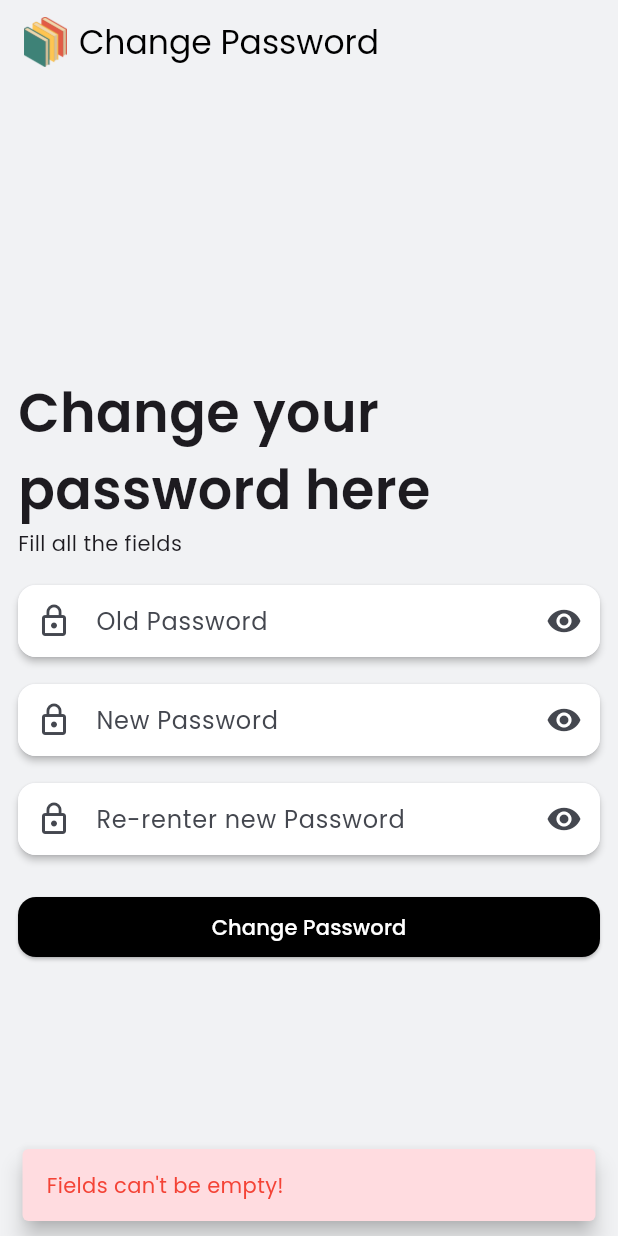
After one commit to PBP-A14/Project-UAS, a Flutter app: the PasswordFormPage screen opened directly, after a tap on "Change Password", on a phone screen of 412 x 824 dp. The commit adds this screen. Run offline on Flutter 3.47's test engine with Material 3 defaults, Android fonts, the phone set to English and light mode, and no system bars; our stand-ins replace google_fonts, google_nav_bar, page_transition, shared_preferences; accounts and stored records are empty; network calls fail.

Commit message:
added change password

```diff
--- a/lib/pages/home/book_list_page.dart
+++ b/lib/pages/home/book_list_page.dart
@@ -197,7 +197,7 @@ class _BookListPageState extends State<BookListPage> {
                             shrinkWrap: true,
                             children:
                                 List.generate(data.result.length, (index) {
-                              var book = data.result[index].fields;
+                              var book = data.result[index];
                               return BookCard(
                                 book: book,
                               );
--- a/lib/pages/profile_page.dart
+++ b/lib/pages/profile_page.dart
@@ -1,6 +1,7 @@
 import 'package:elibrary/data/model/home_book_model.dart';
 import 'package:elibrary/pages/authentication/login_user.dart';
 import 'package:elibrary/widgets/book_tile.dart';
+import 'package:elibrary/widgets/password_form.dart';
 import 'package:flutter/material.dart';
 import 'dart:convert';
 import 'package:http/http.dart' as http;
@@ -50,20 +51,46 @@ class _ProfilePageState extends State<ProfilePage> {
             return Center(child: CircularProgressIndicator());
           } else if (snapshot.hasError) {
             return Center(child: Text('Error: ${snapshot.error}'));
-          } else if (!snapshot.hasData || snapshot.data!.isEmpty) {
+          } else if (!snapshot.hasData ||
+              snapshot.data!.isEmpty ||
+              snapshot.data == null) {
             return Center(
-              child: Text(
-                "Tidak ada data produk.",
-                style: TextStyle(color: Color(0xff59A5D8), fontSize: 20),
-              ),
+                child: Column(
+              mainAxisAlignment: MainAxisAlignment.center,
+              children: [
+                Text(
+                  "Tidak ada data produk.",
+                  style: TextStyle(color: Colors.grey, fontSize: 20),
+                ),
+                ElevatedButton(
+                    onPressed: () => Navigator.push(
+                        context,
+                        MaterialPageRoute(
+                            builder: (context) => const PasswordFormPage())),
+                    child: Text('Change Password'))
+              ],
+            ));
+          } else {
+            return Column(
+              children: [
+                Text(
+                  'Your Reading History',
+                  style: TextStyle(color: Colors.grey, fontSize: 20),
+                ),
+                ListView.builder(
+                  shrinkWrap: true,
+                  itemCount: snapshot.data!.length,
+                  itemBuilder: (context, index) =>
+                      BookTile(book: snapshot.data![index]),
+                ),
+                ElevatedButton(
+                    onPressed: () => Navigator.push(
+                        context,
+                        MaterialPageRoute(
+                            builder: (context) => const PasswordFormPage())),
+                    child: Text('Change Password'))
+              ],
             );
-          } else {
-            return ListView.builder(
-                itemCount: snapshot.data!.length,
-                itemBuilder: (_, index) {
-                  var book = snapshot.data![index];
-                  return BookTile(book: book);
-                });
           }
         },
       ),
--- /dev/null
+++ b/lib/widgets/password_form.dart
@@ -0,0 +1,243 @@
+import 'package:elibrary/navigation_menu.dart';
+import 'package:elibrary/pages/authentication/login_user.dart';
+import 'package:elibrary/pages/authentication/register_page.dart';
+import 'package:flutter/material.dart';
+import 'package:flutter/services.dart';
+// import 'package:pbp_django_auth/pbp_django_auth.dart';
+import 'package:provider/provider.dart';
+import '../../auth/auth.dart';
+
+class PasswordFormPage extends StatefulWidget {
+  static const routeName = '/login';
+
+  const PasswordFormPage({super.key});
+
+  @override
+  State<PasswordFormPage> createState() => _PasswordFormPageState();
+}
+
+class _PasswordFormPageState extends State<PasswordFormPage> {
+  TextEditingController _old_passwordController = TextEditingController();
+  TextEditingController _new_password1 = TextEditingController();
+  TextEditingController _new_password2 = TextEditingController();
+  bool _isObscure = true;
+  bool _isObscure2 = true;
+  bool _isObscure3 = true;
+
+  @override
+  Widget build(BuildContext context) {
+    final request = context.watch<CookieRequest>();
+    return SafeArea(
+      child: WillPopScope(
+        onWillPop: () async {
+          SystemNavigator.pop;
+          return false;
+        },
+        child: Scaffold(
+          appBar: AppBar(
+            title: Row(
+              children: [
+                Image.asset(
+                  'assets/images/E-Lib.png',
+                  scale: 24,
+                ),
+                const Padding(
+                  padding: EdgeInsets.all(8.0),
+                  child: Text('Change Password'),
+                ),
+              ],
+            ),
+            centerTitle: false,
+            automaticallyImplyLeading: false,
+          ),
+          body: Column(
+            mainAxisAlignment: MainAxisAlignment.center,
+            crossAxisAlignment: CrossAxisAlignment.start,
+            children: [
+              const Padding(
+                padding: EdgeInsets.fromLTRB(12, 12, 12, 0),
+                child: Text(
+                  'Change your password here',
+                  style: TextStyle(
+                    fontSize: 36,
+                    fontWeight: FontWeight.w600,
+                  ),
+                ),
+              ),
+              const Padding(
+                padding: EdgeInsets.fromLTRB(12, 0, 12, 12),
+                child: Text('Fill all the fields'),
+              ),
+              Padding(
+                padding: const EdgeInsets.fromLTRB(12, 6, 12, 12),
+                child: Material(
+                  elevation: 2,
+                  borderRadius: BorderRadius.circular(12),
+                  child: TextField(
+                    controller: _old_passwordController,
+                    decoration: InputDecoration(
+                      prefixIcon: const Icon(Icons.lock_outline),
+                      hintText: 'Old Password',
+                      suffixIcon: IconButton(
+                        icon: Icon(
+                          _isObscure ? Icons.visibility : Icons.visibility_off,
+                        ),
+                        onPressed: () {
+                          setState(() {
+                            _isObscure = !_isObscure;
+                          });
+                        },
+                      ),
+                    ),
+                    obscureText: _isObscure,
+                  ),
+                ),
+              ),
+              Padding(
+                padding: const EdgeInsets.fromLTRB(12, 6, 12, 12),
+                child: Material(
+                  elevation: 2,
+                  borderRadius: BorderRadius.circular(12),
+                  child: TextField(
+                    controller: _new_password1,
+                    decoration: InputDecoration(
+                      prefixIcon: const Icon(Icons.lock_outline),
+                      hintText: 'New Password',
+                      suffixIcon: IconButton(
+                        icon: Icon(
+                          _isObscure2 ? Icons.visibility : Icons.visibility_off,
+                        ),
+                        onPressed: () {
+                          setState(() {
+                            _isObscure2 = !_isObscure2;
+                          });
+                        },
+                      ),
+                    ),
+                    obscureText: _isObscure2,
+                  ),
+                ),
+              ),
+              Padding(
+                padding: const EdgeInsets.fromLTRB(12, 6, 12, 12),
+                child: Material(
+                  elevation: 2,
+                  borderRadius: BorderRadius.circular(12),
+                  child: TextField(
+                    controller: _new_password2,
+                    decoration: InputDecoration(
+                      prefixIcon: const Icon(Icons.lock_outline),
+                      hintText: 'Re-renter new Password',
+                      suffixIcon: IconButton(
+                        icon: Icon(
+                          _isObscure3 ? Icons.visibility : Icons.visibility_off,
+                        ),
+                        onPressed: () {
+                          setState(() {
+                            _isObscure3 = !_isObscure3;
+                          });
+                        },
+                      ),
+                    ),
+                    obscureText: _isObscure3,
+                  ),
+                ),
+              ),
+              Padding(
+                padding: const EdgeInsets.fromLTRB(12, 12, 12, 0),
+                child: SizedBox(
+                  width: double.maxFinite,
+                  child: ElevatedButton(
+                    style: ButtonStyle(
+                      backgroundColor: MaterialStateProperty.all(Colors.black),
+                      foregroundColor: MaterialStateProperty.all(Colors.white),
+                      shape: MaterialStateProperty.all<RoundedRectangleBorder>(
+                        RoundedRectangleBorder(
+                          borderRadius: BorderRadius.circular(12),
+                        ),
+                      ),
+                    ),
+                    // onPressed: () {
+                    //   Navigator.pushReplacementNamed(context, NavigationMenu.routeName);
+                    // },
+                    onPressed: () async {
+                      String old_password = _old_passwordController.text;
+                      String new_password1 = _new_password1.text;
+                      String new_password2 = _new_password2.text;
+
+                      if (old_password.isNotEmpty ||
+                          new_password1.isNotEmpty ||
+                          new_password2.isNotEmpty) {
+                        // TODO: Ganti URL dan jangan lupa tambahkan trailing slash (/) di akhir URL!
+                        final response = await request.post(
+                            "http://127.0.0.1:8000/my_profile/change_password_mobile/",
+                            {
+                              'old_password': old_password,
+                              'new_password1': new_password1,
+                              'new_password2': new_password2,
+                            });
+
+                        if (response['status'] == true) {
+                          String message = response['success'];
+                          // print(CurrUserData.user_id);
+                          // print(CurrUserData.username);
+                          if (mounted) {
+                            ScaffoldMessenger.of(context)
+                              ..hideCurrentSnackBar()
+                              ..showSnackBar(SnackBar(
+                                  behavior: SnackBarBehavior.floating,
+                                  content: Text("$message.")));
+                            Navigator.pop(context);
+                          }
+                        } else {
+                          if (mounted) {
+                            _old_passwordController.clear();
+                            _new_password1.clear();
+                            _new_password2.clear();
+                            ScaffoldMessenger.of(context)
+                              ..hideCurrentSnackBar()
+                              ..showSnackBar(
+                                const SnackBar(
+                                  backgroundColor: Color(0xFFFFDCE0),
+                                  behavior: SnackBarBehavior.floating,
+                                  content: Text(
+                                    """Old Password is wrong or New Passwor didn't meet the requirements!\nPlease try again!\n
+                                    Requirements:\n
+                                    1. Password must be at least 8 characters.\n
+                                    2. Password must contain at least 1 number.\n """,
+                                    style: TextStyle(
+                                      color: Colors.red,
+                                    ),
+                                  ),
+                                ),
+                              );
+                          }
+                        }
+                      } else {
+                        ScaffoldMessenger.of(context)
+                          ..hideCurrentSnackBar()
+                          ..showSnackBar(
+                            const SnackBar(
+                              backgroundColor: Color(0xFFFFDCE0),
+                              behavior: SnackBarBehavior.floating,
+                              content: Text(
+                                "Fields can't be empty!",
+                                style: TextStyle(
+                                  color: Colors.red,
+                                ),
+                              ),
+                            ),
+                          );
+                      }
+                    },
+                    child: const Text('Change Password'),
+                  ),
+                ),
+              ),
+            ],
+          ),
+        ),
+      ),
+    );
+  }
+}
```
Also changed, not shown: lib/pages/authentication/login_user.dart (line endings or trailing spaces).
